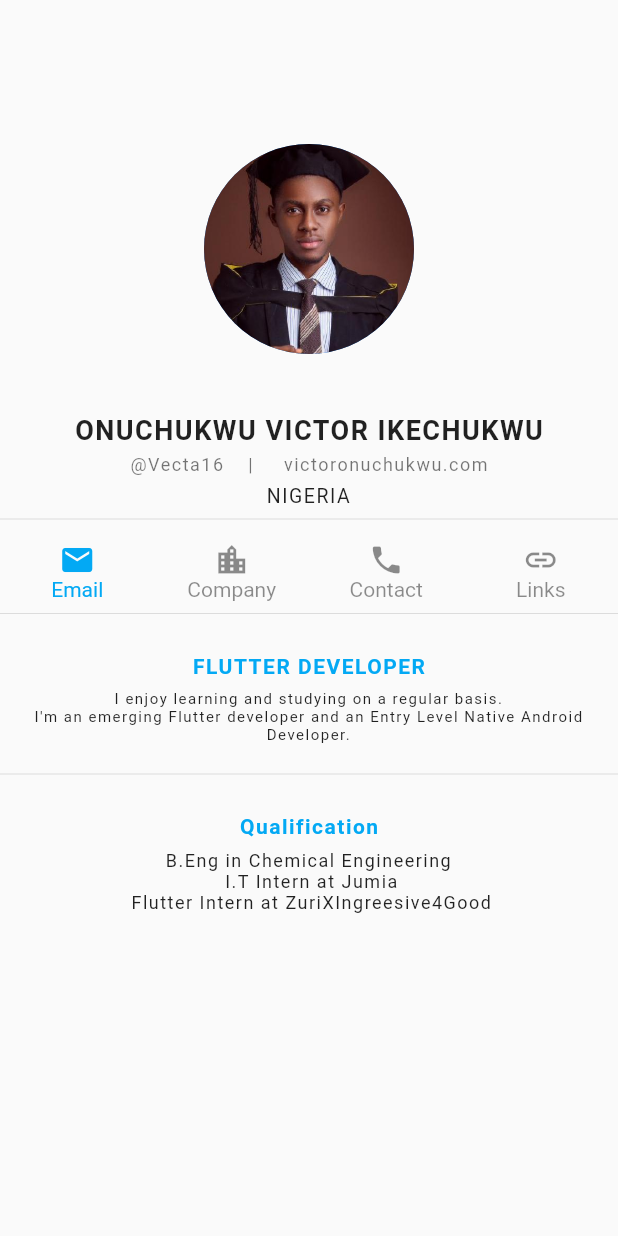
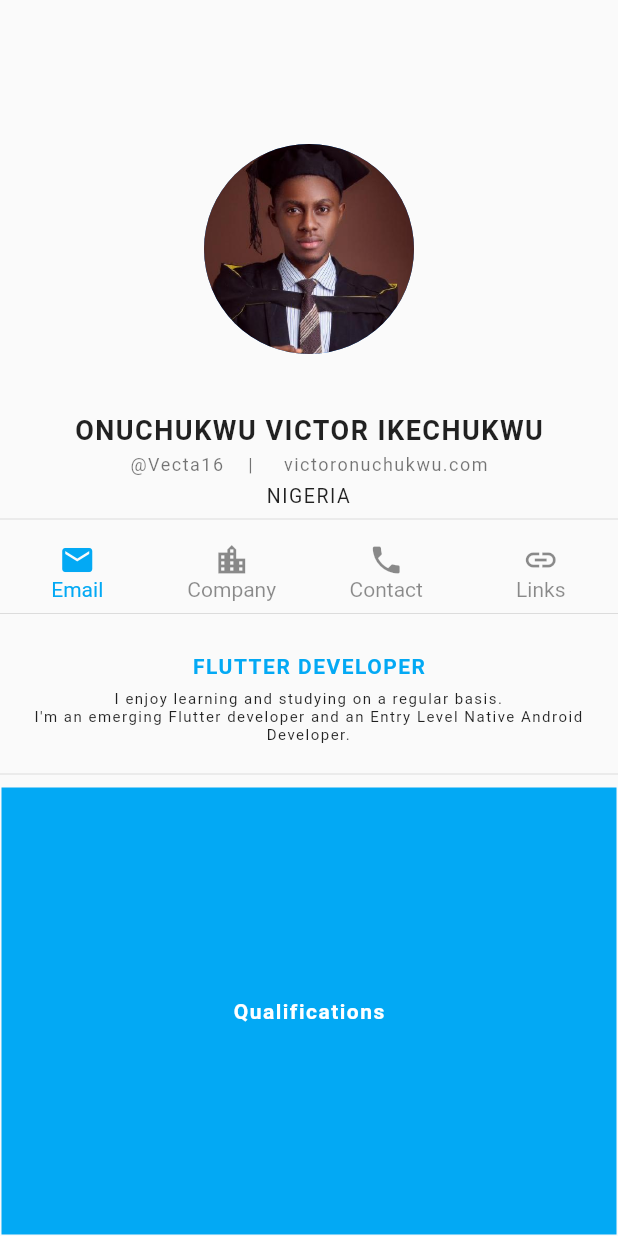
Before and after one commit to vectaaa/profiler, a Flutter app: the screen it shows after launch, on a phone screen of 412 x 824 dp. Run offline on Flutter 3.47's test engine with Material 2 defaults, Android fonts, the phone set to English and light mode, and no system bars.

Commit message:
new commit

```diff
--- a/flutter_profiler/lib/main.dart
+++ b/flutter_profiler/lib/main.dart
@@ -12,8 +12,7 @@ class Home extends StatelessWidget {
   @override
   Widget build(BuildContext context) {
     return Scaffold(
-        body: Column(
-      children: <Widget>[
+        body: Column(children: <Widget>[
       Padding(
         padding: EdgeInsets.only(top: 50.0),
         child: Text(''),
@@ -30,133 +29,125 @@ class Home extends StatelessWidget {
       ),
       Padding(
         padding: EdgeInsets.only(top: 10.0),
-          child: Text('ONUCHUKWU VICTOR IKECHUKWU',
+        child: Text(
+          'ONUCHUKWU VICTOR IKECHUKWU',
           style: TextStyle(
-            fontSize: 18.0,
-            fontWeight: FontWeight.bold,
-            letterSpacing: 1.0
-          ),),
+              fontSize: 18.0, fontWeight: FontWeight.bold, letterSpacing: 1.0),
         ),
-         SizedBox(height: 5,),
+      ),
+      SizedBox(
+        height: 5,
+      ),
       Padding(
         padding: EdgeInsets.only(top: 1.0),
-          child: Text('@Vecta16    |     victoronuchukwu.com',
+        child: Text(
+          '@Vecta16    |     victoronuchukwu.com',
           style: TextStyle(
-                color: Colors.black54,
-                fontSize: 12.0,
-                letterSpacing: 1.0
-
-            ),
+              color: Colors.black54, fontSize: 12.0, letterSpacing: 1.0),
         ),
       ),
       Padding(
         padding: EdgeInsets.only(top: 6.0),
-          child: Text('NIGERIA',
+        child: Text(
+          'NIGERIA',
           textAlign: TextAlign.center,
-            style: TextStyle(
-                fontSize: 13.0,
-                letterSpacing: 1.0
-            ),),
+          style: TextStyle(fontSize: 13.0, letterSpacing: 1.0),
         ),
-        Divider(
       ),
-
-        SizedBox(height: 7,),
+      Divider(),
+      SizedBox(
+        height: 7,
+      ),
       Row(
         children: <Widget>[
-
-            Expanded(child: Column(
+          Expanded(
+              child: Column(
             children: <Widget>[
-                Icon(Icons.email,
-                    color: Colors.lightBlue),
-                Text('Email',
-                  style: TextStyle(color: Colors.lightBlue),),
+              Icon(Icons.email, color: Colors.lightBlue),
+              Text(
+                'Email',
+                style: TextStyle(color: Colors.lightBlue),
+              ),
             ],
-            )
-            ),
-            Expanded(child:
-            Column(
-              children: <Widget>[
-
-                  Icon(Icons.location_city,
-                  color: Colors.black45),
-                  Text('Company',
+          )),
+          Expanded(
+              child: Column(children: <Widget>[
+            Icon(Icons.location_city, color: Colors.black45),
+            Text(
+              'Company',
               style: TextStyle(color: Colors.black45),
             ),
-                ]
+          ])),
+          Expanded(
+              child: Column(
+            children: <Widget>[
+              Icon(
+                Icons.phone,
+                color: Colors.black45,
+              ),
+              Text(
+                'Contact',
+                style: TextStyle(color: Colors.black45),
               )
+            ],
+          )),
+          Expanded(
+              child: Column(
+            children: <Widget>[
+              Icon(
+                Icons.link,
+                color: Colors.black45,
               ),
-
-
-
-          Expanded(child: Column(
-              children: <Widget>[
-                Icon(Icons.phone,
-                color: Colors.black45,),
-                Text('Contact',
+              Text(
+                'Links',
                 style: TextStyle(color: Colors.black45),
-                )],
               )
-          ),
-
-            Expanded(child: Column(
-              children: <Widget>[
-                Icon(Icons.link,  color: Colors.black45,),
-                Text('Links',
-                  style: TextStyle(color: Colors.black45),
-                )],
-            )
-            ),
+            ],
+          )),
         ],
       ),
-
-
-
-        Divider(
-        ),
+      Divider(),
       Padding(
         padding: EdgeInsets.only(top: 19.0),
-          child: Text('FLUTTER DEVELOPER',
+        child: Text(
+          'FLUTTER DEVELOPER',
           style: TextStyle(
               color: Colors.lightBlue,
               fontSize: 14.0,
               fontWeight: FontWeight.bold,
-                letterSpacing: 1.0
-            ),),
+              letterSpacing: 1.0),
+        ),
       ),
       Padding(
         padding: EdgeInsets.only(top: 8.0, bottom: 12.0),
-          child: Text('I enjoy learning and studying on a regular basis. \nI\'m an emerging Flutter developer and an Entry Level Native Android Developer.',
+        child: Text(
+          'I enjoy learning and studying on a regular basis. \nI\'m an emerging Flutter developer and an Entry Level Native Android Developer.',
           textAlign: TextAlign.center,
+          style: TextStyle(fontSize: 10.0, letterSpacing: 1.0),
+        ),
+      ),
+      Divider(),
+      Expanded(
+        child: Container(
+          height: double.infinity,
+          width: double.infinity,
+          decoration: BoxDecoration(
+            color: Colors.lightBlue,
+          ),
+          alignment: Alignment.center,
+          margin: EdgeInsets.all(1),
+          child: Text(
+            'Qualifications',
+            textDirection: TextDirection.ltr,
             style: TextStyle(
-                fontSize: 10.0,
-                letterSpacing: 1.0
-            ),),
+              fontSize: 14,
+              color: Colors.white,
+              fontWeight: FontWeight.bold,
+              letterSpacing: 1.0,
             ),
-
-        Divider(),
-        Padding(
-          padding: EdgeInsets.only(top: 19.0),
-          child: Text('Qualification',
-            style: TextStyle(
-                color: Colors.lightBlue,
-                fontSize: 14.0,
-                fontWeight: FontWeight.bold,
-                letterSpacing: 1.0
-            ),),
           ),
-        Padding(
-          padding: EdgeInsets.only(top: 8.0, bottom: 12.0),
-          child: Text('B.Eng in Chemical Engineering \n I.T Intern at Jumia \n Flutter Intern at ZuriXIngreesive4Good ',
-            textAlign: TextAlign.center,
-            style: TextStyle(
-                fontSize: 12.0,
-                letterSpacing: 1.0
-            ),),
         ),
-
-
-
+      ),
     ]));
   }
 }
```
Also changed, not shown: flutter_profiler/pubspec.lock, 1 other file. Lines whose indentation alone changed are shown as unchanged.
